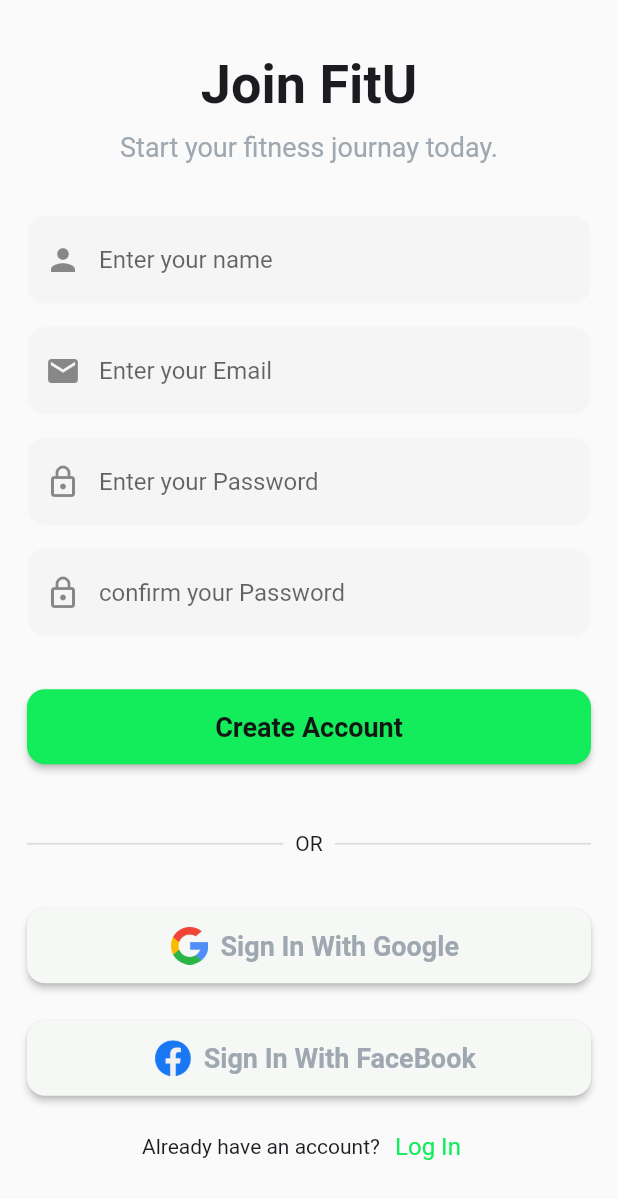
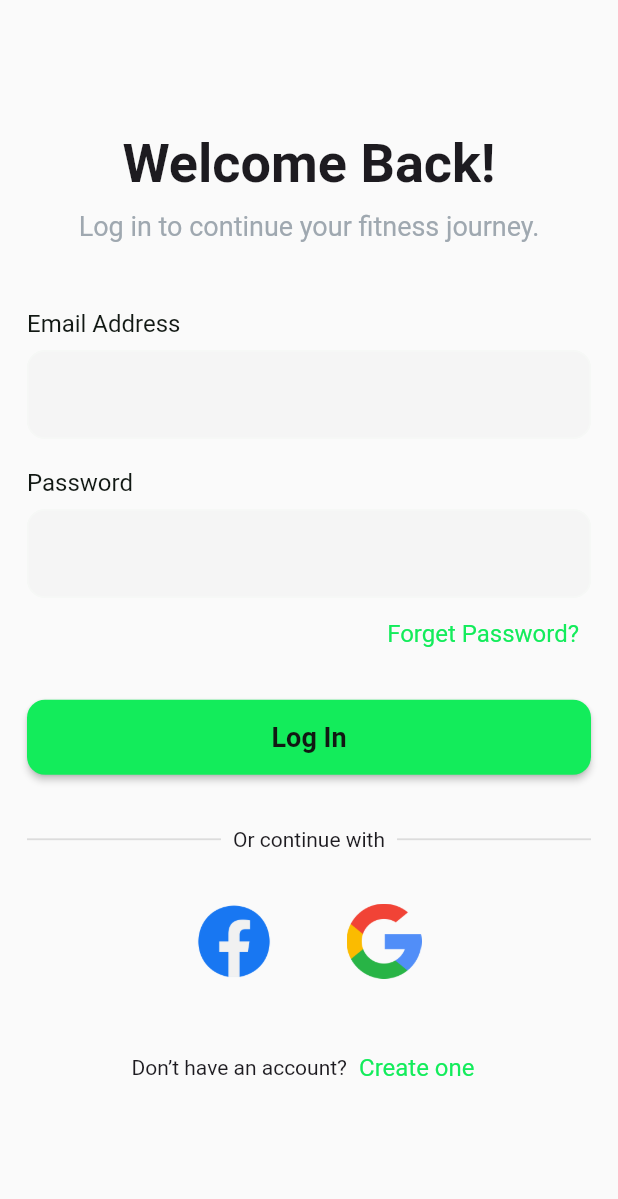
Before and after one commit to MohamedGamil13/FitU, a Flutter app: the SignUpView screen opened by its route, after a tap on "Log In", on a phone screen of 412 x 824 dp. Shown: the top 1199 px of the screen. Run offline on Flutter 3.47's test engine with Material 3 defaults, Android fonts, the light colour scheme and no system bars; our stand-ins replace flutter_bloc, go_router, hydrated_bloc, smooth_page_indicator.

Commit message:
Add authentication views for sign-in and reset password, enhance UI components

```diff
--- a/lib/core/config/themes/app_colors.dart
+++ b/lib/core/config/themes/app_colors.dart
@@ -18,4 +18,5 @@ class AppColors {
   static const Color outlineBorderColor = Color(0xffd1d5db);
   static const Color fillColorDark = Color(0xff1c2d21);
   static const Color fillColorLight = Color(0xffF2F2F2);
+  static const Color outlineBorderColorDark = Color(0xff3b5443);
 }
--- a/lib/core/config/themes/dark_mode.dart
+++ b/lib/core/config/themes/dark_mode.dart
@@ -35,6 +35,10 @@ ThemeData getDarkMode() {
       filled: true,
       outlineBorder: BorderSide(color: AppColors.outlineBorderColor),
       border: OutlineInputBorder(borderRadius: BorderRadius.circular(12)),
+      enabledBorder: OutlineInputBorder(
+        borderRadius: BorderRadius.circular(12),
+        borderSide: BorderSide(color: AppColors.outlineBorderColorDark),
+      ),
     ),
   );
 }
--- a/lib/core/routes/app_router.dart
+++ b/lib/core/routes/app_router.dart
@@ -1,5 +1,7 @@
 import 'package:fitu/core/routes/router_name.dart';
 import 'package:fitu/features/Auth/presentation/views/register_view.dart';
+import 'package:fitu/features/Auth/presentation/views/reset_password_view.dart';
+import 'package:fitu/features/Auth/presentation/views/sign_in_view.dart';
 import 'package:fitu/features/Auth/presentation/views/sign_up_view.dart';
 import 'package:fitu/features/home/presentation/views/home_view.dart';
 import 'package:fitu/features/onboarding/presentation/views/onboarding_view.dart';
@@ -31,5 +33,13 @@ final GoRouter appRouter = GoRouter(
       path: AppRoutes.signUpView,
       builder: (context, state) => const SignUpView(),
     ),
+    GoRoute(
+      path: AppRoutes.signInView,
+      builder: (context, state) => const SignInView(),
+    ),
+    GoRoute(
+      path: AppRoutes.resetPasswordView,
+      builder: (context, state) => const ResetPasswordView(),
+    ),
   ],
 );
--- a/lib/core/routes/router_name.dart
+++ b/lib/core/routes/router_name.dart
@@ -4,4 +4,6 @@ class AppRoutes {
   static final String pageView = "/PageView";
   static final String registerView = "/RegisterView";
   static final String signUpView = "/SignUpView";
+  static final String signInView = "/SignInView";
+  static final String resetPasswordView = "/ResetPasswordView";
 }
--- a/lib/features/Auth/presentation/views/sign_in_view.dart
+++ b/lib/features/Auth/presentation/views/sign_in_view.dart
@@ -6,6 +6,6 @@ class SignInView extends StatelessWidget {
 
   @override
   Widget build(BuildContext context) {
-    return const SigninViewBody();
+    return Scaffold(body: SigninViewBody());
   }
 }
--- a/lib/features/Auth/presentation/views/widgets/custom_text_row.dart
+++ b/lib/features/Auth/presentation/views/widgets/custom_text_row.dart
@@ -4,17 +4,20 @@ import 'package:flutter/material.dart';
 class CustomTextRow extends StatelessWidget {
   const CustomTextRow({
     super.key,
-    required this.text,
+    this.text = '',
     required this.clkText,
     required this.action,
+    this.mainAxisAlignment = MainAxisAlignment.center,
   });
   final String text;
   final String clkText;
   final void Function()? action;
+  final MainAxisAlignment mainAxisAlignment;
+
   @override
   Widget build(BuildContext context) {
     return Row(
-      mainAxisAlignment: .center,
+      mainAxisAlignment: mainAxisAlignment,
       children: [
         Text(text),
         // SizedBox(width: 6),
--- /dev/null
+++ b/lib/features/Auth/presentation/views/widgets/custom_textfield.dart
@@ -0,0 +1,27 @@
+import 'package:fitu/core/config/themes/app_colors.dart';
+import 'package:fitu/core/config/themes/extension/theme_extension.dart';
+import 'package:fitu/core/config/themes/text_style.dart';
+import 'package:flutter/material.dart';
+
+class CustomTextfield extends StatelessWidget {
+  const CustomTextfield({super.key, required this.fieldHint});
+  final String fieldHint;
+  @override
+  Widget build(BuildContext context) {
+    return Column(
+      crossAxisAlignment: .start,
+      children: [
+        Text(
+          fieldHint,
+          style: AppTextStyles.lexendSemiBold16.copyWith(
+            color: context.isdarkMode
+                ? AppColors.backGroundLight
+                : AppColors.onSurface,
+          ),
+        ),
+        SizedBox(height: 8),
+        TextField(),
+      ],
+    );
+  }
+}
--- /dev/null
+++ b/lib/features/Auth/presentation/views/widgets/logo_custom_row.dart
@@ -0,0 +1,18 @@
+import 'package:fitu/core/constants/images_path.dart';
+import 'package:flutter/material.dart';
+
+class LogoCustomRow extends StatelessWidget {
+  const LogoCustomRow({super.key});
+
+  @override
+  Widget build(BuildContext context) {
+    return Row(
+      mainAxisAlignment: .center,
+      spacing: 50,
+      children: [
+        Image.asset(AppImages.faceBookIcon, height: 50),
+        Image.asset(AppImages.googleIcon, height: 50),
+      ],
+    );
+  }
+}
--- a/lib/features/Auth/presentation/views/widgets/register_view_body.dart
+++ b/lib/features/Auth/presentation/views/widgets/register_view_body.dart
@@ -44,7 +44,9 @@ class RegisterViewBody extends StatelessWidget {
             ),
             SizedBox(height: 20),
             ElevatedButton(
-              onPressed: () {},
+              onPressed: () {
+                context.go(AppRoutes.signInView);
+              },
               style: ElevatedButton.styleFrom(
                 backgroundColor: AppColors.secondColor,
                 foregroundColor: AppColors.surface,
--- a/lib/features/Auth/presentation/views/widgets/sign_up_view_body.dart
+++ b/lib/features/Auth/presentation/views/widgets/sign_up_view_body.dart
@@ -1,9 +1,11 @@
 import 'package:fitu/core/constants/images_path.dart';
+import 'package:fitu/core/routes/router_name.dart';
 import 'package:fitu/features/Auth/presentation/views/widgets/auth_custom_button.dart';
 import 'package:fitu/features/Auth/presentation/views/widgets/custom_divider.dart';
 import 'package:fitu/features/Auth/presentation/views/widgets/custom_text_row.dart';
 import 'package:fitu/features/Auth/presentation/views/widgets/sign_up_textfields.dart';
 import 'package:flutter/material.dart';
+import 'package:go_router/go_router.dart';
 
 class SignUpViewBody extends StatelessWidget {
   const SignUpViewBody({super.key});
@@ -33,7 +35,9 @@ class SignUpViewBody extends StatelessWidget {
                 CustomTextRow(
                   text: 'Already have an account?',
                   clkText: 'Log In',
-                  action: () {},
+                  action: () {
+                    context.go(AppRoutes.signInView);
+                  },
                 ),
               ],
             ),
--- a/lib/features/Auth/presentation/views/widgets/signin_view_body.dart
+++ b/lib/features/Auth/presentation/views/widgets/signin_view_body.dart
@@ -1,10 +1,60 @@
+import 'package:fitu/core/config/themes/text_style.dart';
+import 'package:fitu/core/routes/router_name.dart';
+import 'package:fitu/features/Auth/presentation/views/widgets/custom_divider.dart';
+import 'package:fitu/features/Auth/presentation/views/widgets/custom_text_row.dart';
+import 'package:fitu/features/Auth/presentation/views/widgets/custom_textfield.dart';
+import 'package:fitu/features/Auth/presentation/views/widgets/logo_custom_row.dart';
 import 'package:flutter/material.dart';
+import 'package:go_router/go_router.dart';
 
 class SigninViewBody extends StatelessWidget {
   const SigninViewBody({super.key});
 
   @override
   Widget build(BuildContext context) {
-    return const Placeholder();
+    return SafeArea(
+      child: Center(
+        child: Padding(
+          padding: const EdgeInsets.symmetric(horizontal: 18),
+          child: SingleChildScrollView(
+            child: Column(
+              children: [
+                Text('Welcome Back!', style: AppTextStyles.lexendBold36),
+                SizedBox(height: 10),
+                Text(
+                  'Log in to continue your fitness journey.',
+                  style: AppTextStyles.lexendSemiBold18,
+                ),
+                SizedBox(height: 45),
+                CustomTextfield(fieldHint: 'Email Address'),
+                SizedBox(height: 20),
+                CustomTextfield(fieldHint: 'Password'),
+                CustomTextRow(
+                  clkText: 'Forget Password?',
+                  action: () {
+                    context.go(AppRoutes.resetPasswordView);
+                  },
+                  mainAxisAlignment: .end,
+                ),
+                SizedBox(height: 20),
+                ElevatedButton(onPressed: () {}, child: Text('Log In')),
+                SizedBox(height: 35),
+                CustomDivider(textBetween: 'Or continue with'),
+                SizedBox(height: 35),
+                LogoCustomRow(),
+                SizedBox(height: 35),
+                CustomTextRow(
+                  text: 'Don’t have an account?',
+                  clkText: 'Create one',
+                  action: () {
+                    context.go(AppRoutes.signUpView);
+                  },
+                ),
+              ],
+            ),
+          ),
+        ),
+      ),
+    );
   }
 }
```
Also changed, not shown: lib/features/Auth/presentation/views/reset_password_view.dart (added, +11 -0 lines), lib/features/Auth/presentation/views/widgets/reset_password_view_body.dart (added, +41 -0 lines).
